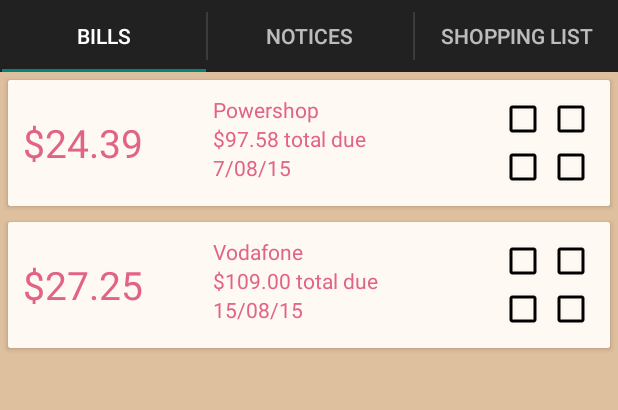
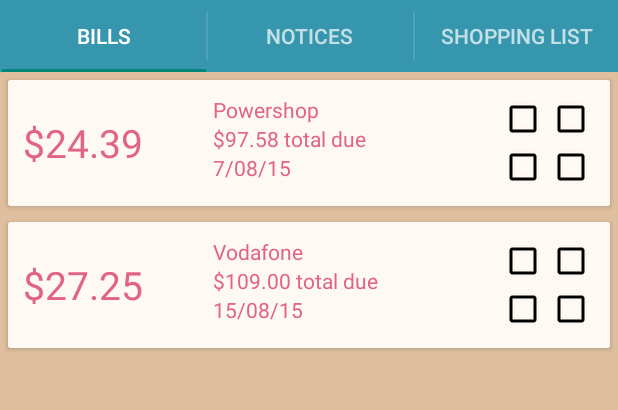
Before and after one commit to flatline-sot/flatline-android, an Android app: the HomepageActivity screen opened directly, with no data from a screen before it, on a phone screen of 412 x 824 dp, the part 84-494 px from its top. Run offline under Robolectric (Android 15) with nearby library versions, the phone set to English and light mode, and no system bars; 1 statement that could not run was skipped.

Commit message:
Made tabs blue

```diff
--- a/Flatline/app/src/main/java/nz/flatline/flatline/HomepageActivity.java
+++ b/Flatline/app/src/main/java/nz/flatline/flatline/HomepageActivity.java
@@ -80,6 +80,7 @@
                     actionBar.newTab()
                             .setText(mSectionsPagerAdapter.getPageTitle(i))
                             .setTabListener(this));
+            actionBar.setStackedBackgroundDrawable(new ColorDrawable(getResources().getColor(R.color.flatline_blue)));
         }
     }
 
--- a/Flatline/app/src/main/res/values/styles.xml
+++ b/Flatline/app/src/main/res/values/styles.xml
@@ -5,10 +5,11 @@
         <item name="android:actionBarTabStyle">@style/MyTabStyle</item>
     </style>
 
-    <style name="MyTabStyle" parent="Widget.AppCompat.ActionBar.TabView">
-        <item name="android:background">@drawable/flatline_blue_d</item>
+    <style name="MyTabStyle" parent="Widget.AppCompat.ActionBar.TabBar">
+        <item name="android:backgroundStacked">@drawable/flatline_pink</item>
     </style>
 
+    <drawable name="flatline_pink">#e16386</drawable>
     <drawable name="flatline_blue_d">#3696ad</drawable>
     <color name="flatline_pale_brown">#debf9e</color>
     <color name="flatline_blue">#3696ad</color>
```
